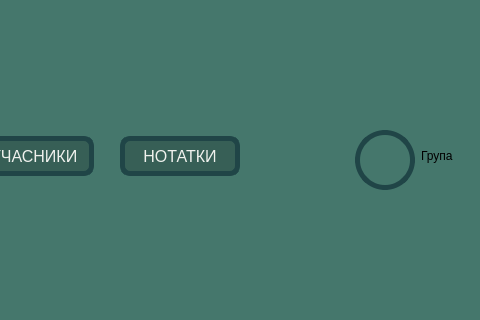
Before: the Qt Designer form studly/mainwindowstudent.ui in MykytaKa/MVP_Studly_Product, drawn with Qt 5; both pictures show x 320 to 800 and y 123 to 443 of the 800 by 600 pixel window.
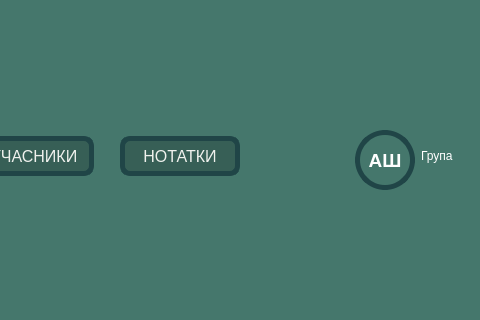
After: the same form once the commit is applied. Icons and pictures are not drawn.

Patch:
```diff
--- a/studly/mainwindowstudent.ui
+++ b/studly/mainwindowstudent.ui
@@ -242,14 +242,24 @@
                 <height>60</height>
                </size>
               </property>
+              <property name="font">
+               <font>
+                <pointsize>14</pointsize>
+                <bold>true</bold>
+               </font>
+              </property>
               <property name="styleSheet">
                <string notr="true">border-style: solid;
 border-width: 5px;
 border-color: rgb(32, 69, 71);
-border-radius: 30%;</string>
+border-radius: 30%;
+color: rgb(255, 255, 255);</string>
               </property>
               <property name="text">
-               <string/>
+               <string>АШ</string>
+              </property>
+              <property name="alignment">
+               <set>Qt::AlignCenter</set>
               </property>
              </widget>
             </item>
@@ -263,6 +273,9 @@
                 <property name="cursor">
                  <cursorShape>PointingHandCursor</cursorShape>
                 </property>
+                <property name="styleSheet">
+                 <string notr="true">color: rgb(255, 255, 255);</string>
+                </property>
                 <property name="text">
                  <string>Група</string>
                 </property>
```
